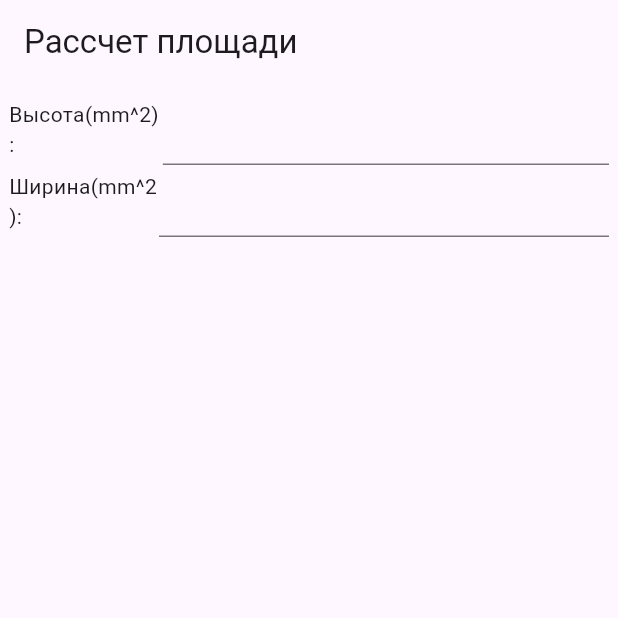
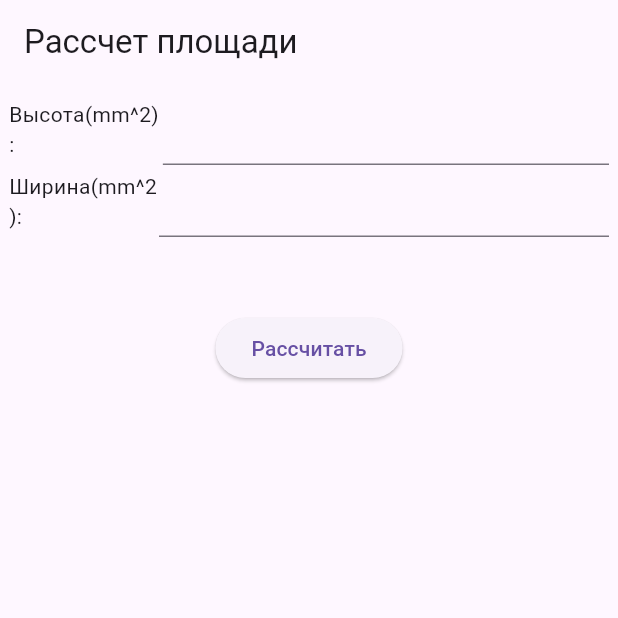
Before and after one commit to masalecs/IT2104_IVANOV, a Flutter app: the screen it shows after launch, on a phone screen of 412 x 824 dp, the top half of it. Run offline on Flutter 3.47's test engine with Material 3 defaults, Android fonts, the phone set to English and light mode, and no system bars.

Commit message:
Добавлена кнопка для вычисления

```diff
--- a/Mobile-Devs-lab6branch/lab6/lib/main.dart
+++ b/Mobile-Devs-lab6branch/lab6/lib/main.dart
@@ -69,6 +69,10 @@ class MyCustomFormState extends State<MyCustomForm> {
                       },
                     )),
               ]),
+              const SizedBox(height: 50),
+              ElevatedButton(onPressed: _calculate, child: Text("Рассчитать")),
+              const SizedBox(height: 30),
+              Text(_str)
             ],
           ),
         ));
```
